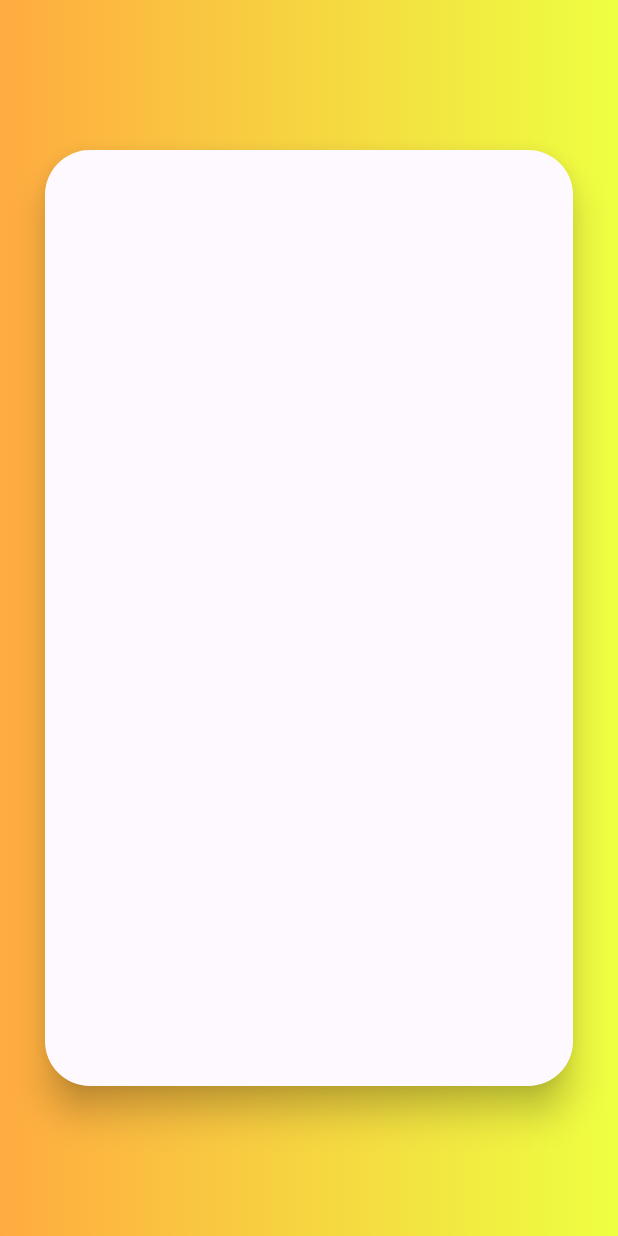
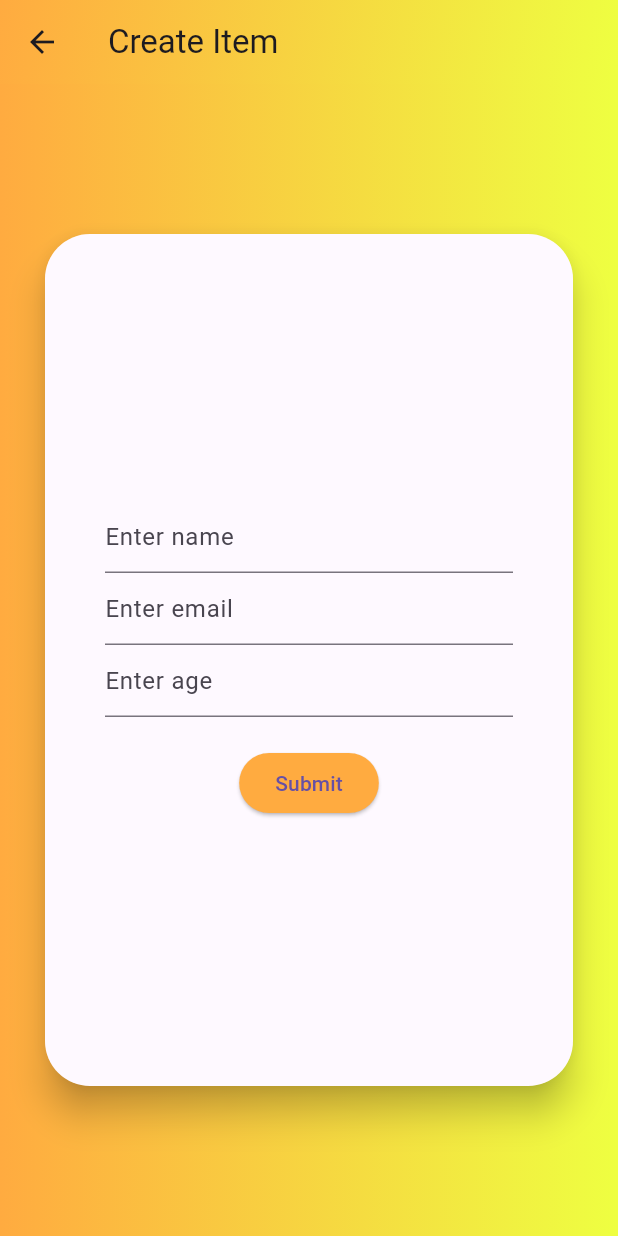
Before and after one commit to saghro/crud_flutter, a Flutter app: the screen it shows after launch, after a tap on "Create", on a phone screen of 412 x 824 dp. Run offline on Flutter 3.47's test engine with Material 3 defaults, Android fonts, the phone set to English and light mode, and no system bars.

```diff
--- a/frontend/lib/HomePage.dart
+++ b/frontend/lib/HomePage.dart
@@ -43,7 +43,7 @@ class _HomePageState extends State<HomePage> {
                 children: [
                   ElevatedButton.icon(
                       onPressed: (){
-                        Navigator.of(context).push(MaterialPageRoute(builder: (_)=>createScreen()));
+                        Navigator.of(context).push(MaterialPageRoute(builder: (_)=>CreateScreen()));
                       },
                       icon: const Icon(Icons.create),
                       label:  const Text('Create'),
@@ -62,7 +62,9 @@ class _HomePageState extends State<HomePage> {
                   const  Padding(padding: EdgeInsets.only(top: 20)),
                   ElevatedButton.icon(
 
-                      onPressed: (){},
+                      onPressed: (){
+
+                      },
                       icon:  const Icon(Icons.delete),
                       label:  const Text('Delete'),
                       style: ElevatedButton.styleFrom(
--- a/frontend/lib/create.dart
+++ b/frontend/lib/create.dart
@@ -1,28 +1,42 @@
 import 'package:flutter/material.dart';
 
-class createScreen extends StatefulWidget {
-  const createScreen({super.key});
+class CreateScreen extends StatefulWidget {
+  const CreateScreen({Key? key}) : super(key: key);
 
   @override
-  State<createScreen> createState() => _createScreenState();
+  State<CreateScreen> createState() => _CreateScreenState();
 }
 
-class _createScreenState extends State<createScreen> {
+class _CreateScreenState extends State<CreateScreen> {
   @override
   Widget build(BuildContext context) {
     return Scaffold(
+      appBar: AppBar(
+        title: Text('Create Item'), // Titre de la page
+        backgroundColor: Colors.transparent, // Couleur de fond transparente pour permettre le dégradé
+        flexibleSpace: Container(
+          decoration: const BoxDecoration(
+            gradient: LinearGradient(
+              colors: [Colors.orangeAccent, Colors.limeAccent],
+              begin: Alignment.topLeft,
+              end: Alignment.bottomRight,
+            ),
+          ),
+        ),
+      ),
       body: Container(
         child: Stack(
           children: [
             Container(
               decoration: const BoxDecoration(
-                  gradient: LinearGradient(colors: [
-                    Colors.orangeAccent,
-                    Colors.limeAccent
-                  ])),
+                gradient: LinearGradient(colors: [
+                  Colors.orangeAccent,
+                  Colors.limeAccent,
+                ]),
+              ),
             ),
             Container(
-              margin: const EdgeInsets.symmetric(vertical: 100,horizontal: 30),
+              margin: const EdgeInsets.symmetric(vertical: 100, horizontal: 30),
               child: Material(
                 elevation: 10,
                 borderRadius: BorderRadius.circular(30),
@@ -30,13 +44,51 @@ class _createScreenState extends State<createScreen> {
                   height: MediaQuery.of(context).size.height,
                   width: MediaQuery.of(context).size.width,
                   decoration: BoxDecoration(
-                      borderRadius: BorderRadius.circular(30),
-                      color: Colors.white24
+                    borderRadius: BorderRadius.circular(30),
+                    color: Colors.white24,
                   ),
                 ),
               ),
             ),
-
+            Center(
+              child: Column(
+                mainAxisAlignment: MainAxisAlignment.center,
+                children: [
+                  Container(
+                    margin: const EdgeInsets.only(left: 70, right: 70),
+                    child: const TextField(
+                      decoration: InputDecoration(
+                        hintText: "Enter name",
+                      ),
+                    ),
+                  ),
+                  Container(
+                    margin: const EdgeInsets.only(left: 70, right: 70),
+                    child: const TextField(
+                      decoration: InputDecoration(
+                        hintText: "Enter email",
+                      ),
+                    ),
+                  ),
+                  Container(
+                    margin: const EdgeInsets.only(left: 70, right: 70),
+                    child: const TextField(
+                      decoration: InputDecoration(
+                        hintText: "Enter age",
+                      ),
+                    ),
+                  ),
+                  const Padding(padding: EdgeInsets.only(top: 20)),
+                  ElevatedButton(
+                    onPressed: () {},
+                    child: const Text("Submit"),
+                    style: ElevatedButton.styleFrom(
+                      backgroundColor: Colors.orangeAccent,
+                    ),
+                  ),
+                ],
+              ),
+            ),
           ],
         ),
       ),
```
Also changed, not shown: frontend/lib/models/person_model.dart (added).
